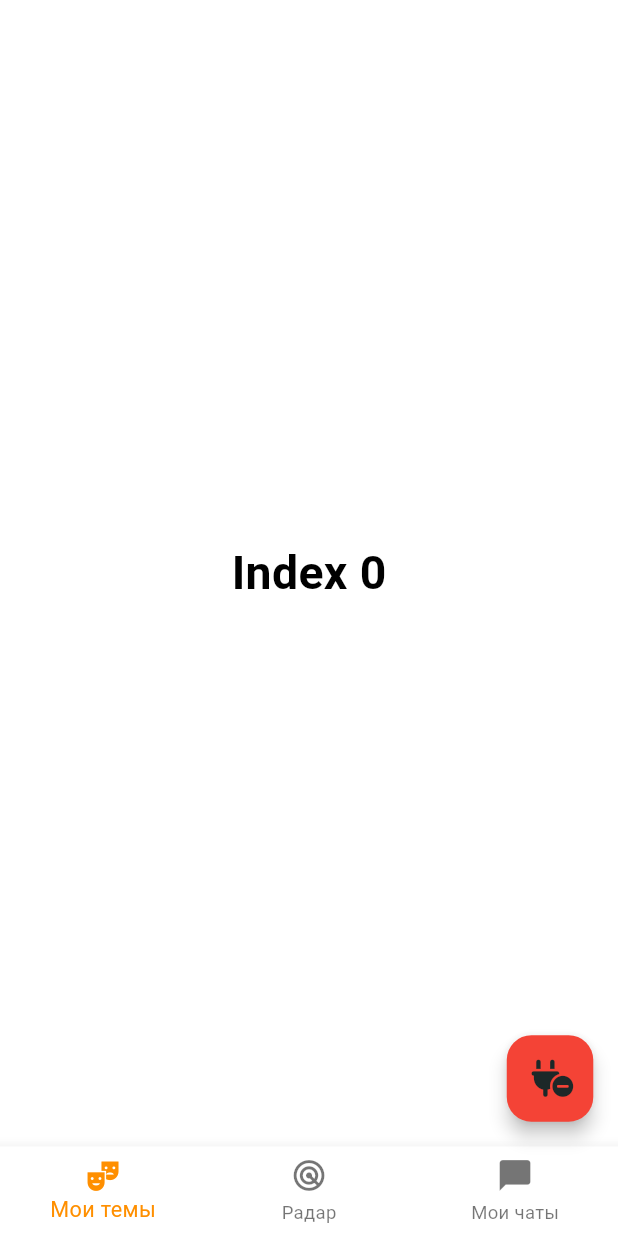
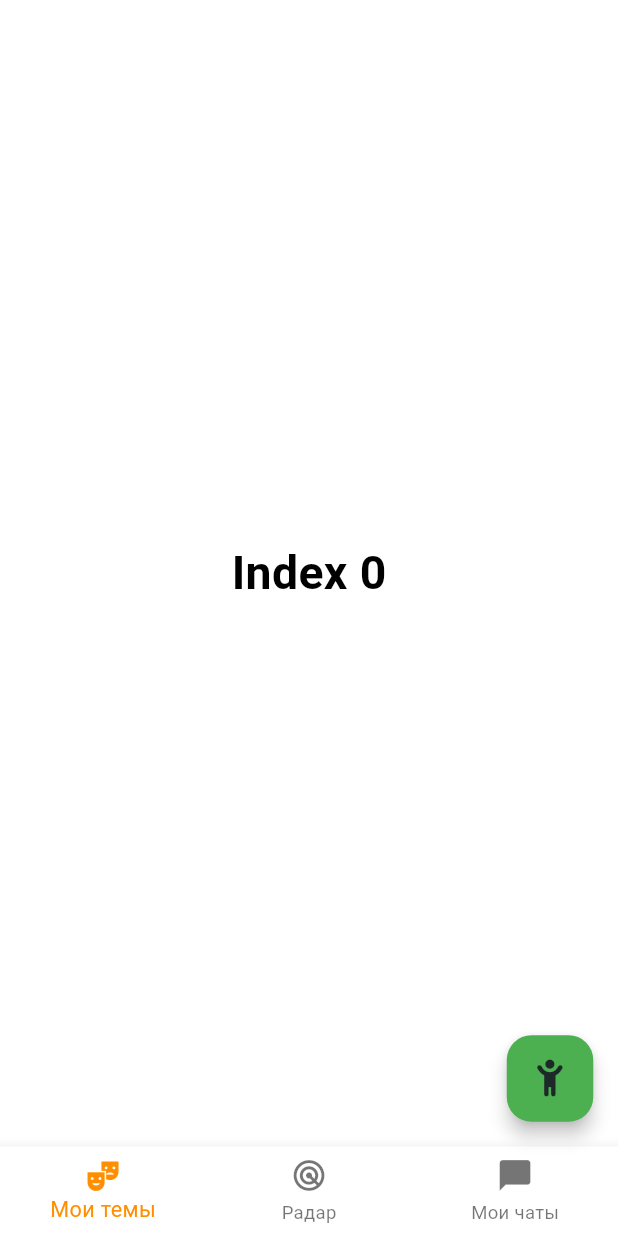
Before and after one commit to svlobachev/telechat_proto, a Flutter app: the MyBottomNavigationBar screen opened directly, after a tap on an icon or button, on a phone screen of 412 x 824 dp. Run offline on Flutter 3.47's test engine with Material 2 defaults, Android fonts, the phone set to English and light mode, and no system bars; our stand-ins replace flex_color_scheme, font_awesome_flutter, get, responsive_framework.

```diff
--- a/lib/app/theme/theme_scheme.dart
+++ b/lib/app/theme/theme_scheme.dart
@@ -112,7 +112,7 @@ ThemeData MyFlexThemeDataLight = FlexThemeData.light(
 // fontFamily: GoogleFonts.notoSans().fontFamily,
 );
 // darkTheme: FlexThemeData.dark(colorScheme: myFlexSchemeDark)
-ThemeData MyFlexThemeDataDart = FlexThemeData.dark(
+ThemeData MyFlexThemeDataDark = FlexThemeData.dark(
   colorScheme: myFlexSchemeDark,
 
   surfaceMode: FlexSurfaceMode.highScaffoldLowSurface,
--- a/lib/app/view/app_view.dart
+++ b/lib/app/view/app_view.dart
@@ -23,7 +23,7 @@ class MyApp extends StatelessWidget {
 
       // подключить пользовательскую тему
       theme: MyFlexThemeDataLight,
-      darkTheme: MyFlexThemeDataDart,
+      darkTheme: MyFlexThemeDataDark,
 
       unknownRoute: MyUnknownRoute,
       initialRoute: MyInitialRoute,
--- a/lib/widgets/navigation/bottom_navigation_bar_view.dart
+++ b/lib/widgets/navigation/bottom_navigation_bar_view.dart
@@ -1,9 +1,11 @@
 import 'package:flutter/material.dart';
+import 'package:font_awesome_flutter/font_awesome_flutter.dart';
 import 'package:get/get.dart';
-import 'package:telechat_proto/widgets/navigation/floatingActionButton.dart';
 
 class MyBottomNavigationBar extends StatelessWidget {
   RxInt _selectedIndex = 0.obs;
+  Rx<MaterialColor> _myCollor = Colors.red.obs;
+  Icon _myIcon = Icon(FontAwesomeIcons.plugCircleMinus);
   static const TextStyle optionStyle =
       TextStyle(fontSize: 30, fontWeight: FontWeight.bold);
   static const List<Widget> _widgetOptions = <Widget>[
@@ -32,7 +34,26 @@ class MyBottomNavigationBar extends StatelessWidget {
     }
 
     return Obx(() => Scaffold(
-          floatingActionButton: myFloatingActionButton(),
+          floatingActionButton: FloatingActionButton(
+            onPressed: () {
+              _myCollor == Colors.red
+                  ? {
+                      _myCollor.value = Colors.green,
+                      _myIcon = Icon(FontAwesomeIcons.childReaching)
+                      // _myIcon = Icon(Icons.conn),
+                    }
+                  : {
+                      _myCollor.value = Colors.red,
+                      _myIcon = Icon(FontAwesomeIcons.plugCircleMinus)
+                    };
+            },
+            elevation: 5,
+            // backgroundColor: Colors.green,
+            // child: const Icon(Icons.thumb_up),
+            // backgroundColor: Colors.red,
+            backgroundColor: _myCollor.value,
+            child: _myIcon,
+          ),
           floatingActionButtonLocation: FloatingActionButtonLocation.endFloat,
           body: Center(
             child: _widgetOptions.elementAt(_selectedIndex.value),
--- a/lib/widgets/navigation/floatingActionButton.dart
+++ /dev/null
@@ -1,20 +0,0 @@
-import 'package:flutter/material.dart';
-import 'package:font_awesome_flutter/font_awesome_flutter.dart';
-
-class myFloatingActionButton extends StatelessWidget {
-  const myFloatingActionButton({Key? key}) : super(key: key);
-
-  @override
-  Widget build(BuildContext context) {
-    return FloatingActionButton(
-      onPressed: () {
-        // Add your onPressed code here!
-      },
-      elevation: 5,
-      // backgroundColor: Colors.green,
-      // child: const Icon(Icons.thumb_up),
-      backgroundColor: Colors.red,
-      child: const Icon(FontAwesomeIcons.plugCircleMinus),
-    );
-  }
-}
--- a/lib/widgets/navigation/navDrawer.dart
+++ b/lib/widgets/navigation/navDrawer.dart
@@ -32,7 +32,7 @@ class NavDrawer extends StatelessWidget {
           leading: const Icon(Icons.dark_mode),
           onTap: () {
             Get.changeTheme(
-                Get.isDarkMode ? MyFlexThemeDataLight : MyFlexThemeDataDart);
+                Get.isDarkMode ? MyFlexThemeDataLight : MyFlexThemeDataDark);
             Get.back();
           },
         ),
```
Also changed, not shown: pubspec.lock.
